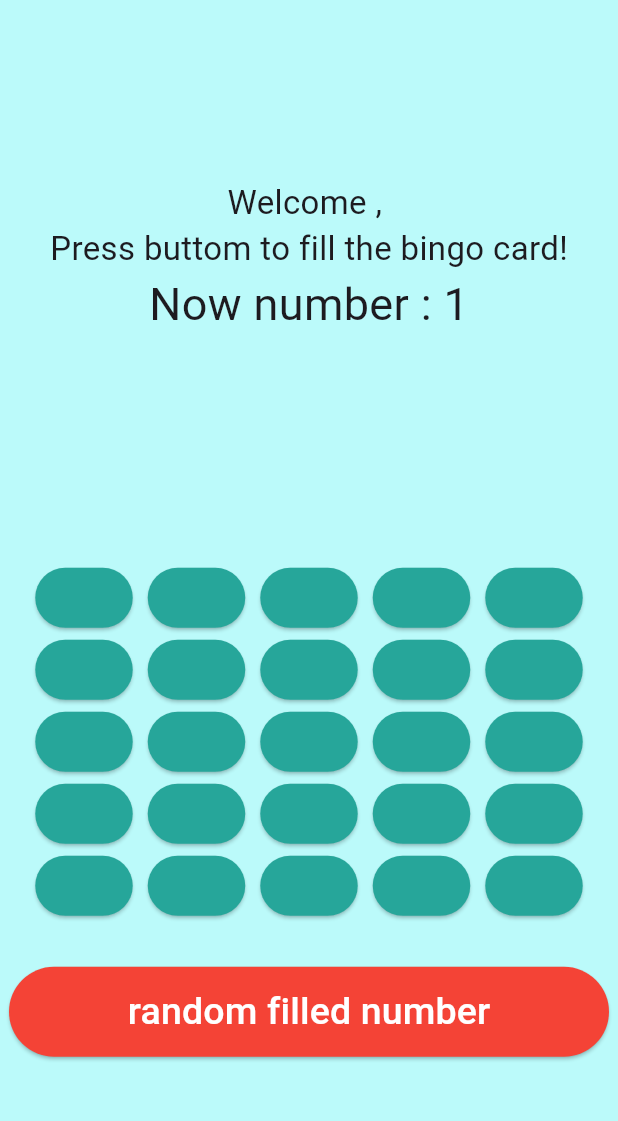
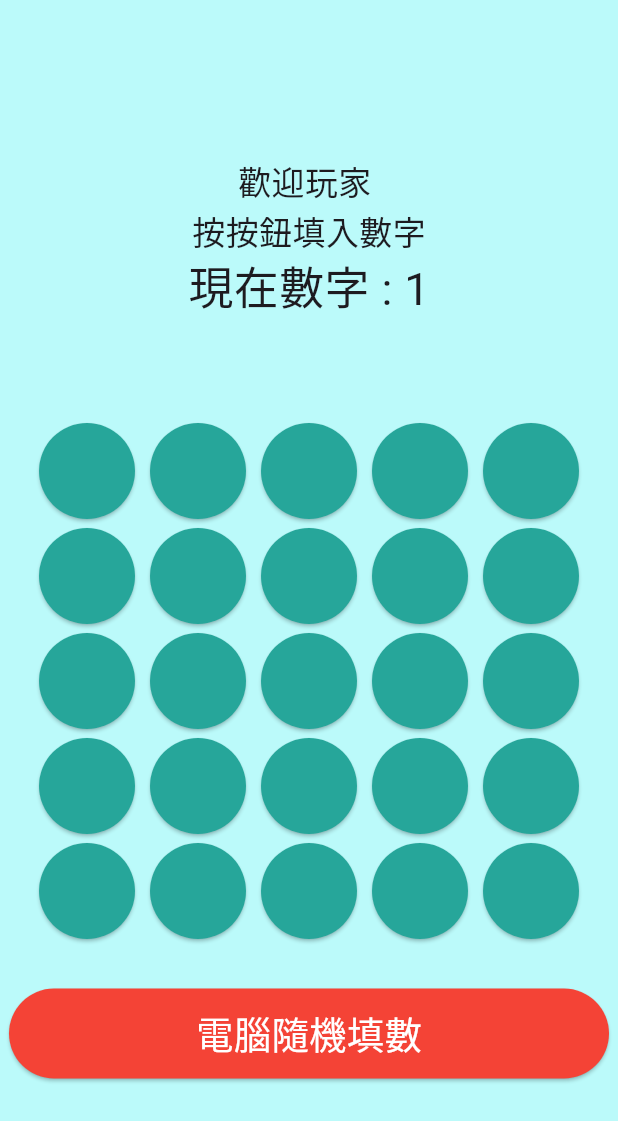
Before and after one commit to bsbacon0966/BingoGame_ver2, a Flutter app: the BeforePlay screen opened directly with empty values, on a phone screen of 412 x 824 dp. Shown: the top 1121 px of the screen. Run offline on Flutter 3.47's test engine with Material 3 defaults, Android fonts, the phone set to English and light mode, and no system bars; our stand-ins replace lottie, quickalert, socket_io_client; missing offline and left inert: socket_io_common.

Commit message:
update_lot_of_thing

```diff
--- a/lib/before_play.dart
+++ b/lib/before_play.dart
@@ -23,7 +23,8 @@ class _BeforePlayState extends State<BeforePlay> {
   Widget buildElevatedButton(int row, int col) {
     return ElevatedButton(
       style: ElevatedButton.styleFrom(
-        minimumSize: Size(65, 40),
+        shape: CircleBorder(),
+        padding: EdgeInsets.all(18),
         backgroundColor: buttonStates[row][col] ? Colors.red[300] : Colors.teal[400],
       ),
       onPressed: () {
@@ -39,7 +40,10 @@ class _BeforePlayState extends State<BeforePlay> {
       },
       child: Text(
         buttonText[row][col],
-        style: TextStyle(color: Colors.white),
+        style: TextStyle(
+            color: Colors.white ,
+            fontSize: 23
+        ),
       ),
     );
   }
@@ -53,6 +57,7 @@ class _BeforePlayState extends State<BeforePlay> {
         .settings
         .arguments as Map<String, dynamic>;
     final String username = element['username'];
+    final String language = element['language'];
     return Scaffold(
       body: Center(
         child: Column(
@@ -63,16 +68,16 @@ class _BeforePlayState extends State<BeforePlay> {
               child: Column(
                 mainAxisAlignment: MainAxisAlignment.center,
                 children: [
-                  Text('Welcome , ${username}',style: TextStyle(fontSize: 22.0)),
-                  Text('Press buttom to fill the bingo card!',style: TextStyle(fontSize: 22.0)),
-                  Text('Now number : ${number}',style: TextStyle(fontSize: 30.0)),
+                  Text(language == 'en' ? 'Welcome , ${username}' : '歡迎玩家 ${username}',style: TextStyle(fontSize: 22.0)),
+                  Text(language == 'en' ? 'Press buttom to fill the bingo card!' : '按按鈕填入數字',style: TextStyle(fontSize: 22.0)),
+                  Text(language == 'en' ? 'Now number : ${number}' : '現在數字 : ${number}',style: TextStyle(fontSize: 30.0)),
                 ],
               ),
             ),
-            SizedBox(height: 100),
+            SizedBox(height: 15),
             Visibility(
               visible: isFilled,
-              child:Text('Ready or not!',style: TextStyle(fontSize: 40.0)),
+              child:Text(language == 'en' ?'Ready or not!':'準備好了嗎?',style: TextStyle(fontSize: 40.0)),
             ),
             SizedBox(height: 50),
             for (int row = 0; row < 5; row++)
@@ -84,6 +89,7 @@ class _BeforePlayState extends State<BeforePlay> {
                       padding: EdgeInsets.symmetric(horizontal: buttonSpacing),
                       child: buildElevatedButton(row, col),
                     ),
+                  SizedBox(height: 70),
                 ],
               ),
             SizedBox(height: 30),
@@ -94,16 +100,21 @@ class _BeforePlayState extends State<BeforePlay> {
                     children: [
                       ElevatedButton(
                         onPressed: () {
-                          setState(() {
-                            Navigator.of(context).push(MaterialPageRoute(
-                              builder: (context) => PlayerPage(
-                                username: username,
-                                bingoCard: buttonText,
+                          Map<String, dynamic> data = {
+                            'username': username,
+                            'language': language,
+                            'buttomText':buttonText,
+                          };
+                          Navigator.of(context).push(
+                            MaterialPageRoute(
+                              builder: (context) => PlayerPage(),
+                              settings: RouteSettings(
+                                arguments: data,
                               ),
-                            ));
-                          });
+                            ),
+                          );
                         },
-                        child: Text('Ready!',style: TextStyle(fontSize: 30.0)),
+                        child: Text(language == 'en' ?'Ready!':'準備好了',style: TextStyle(fontSize: 30.0)),
                         style: ElevatedButton.styleFrom(
                           foregroundColor: Colors.white,
                           backgroundColor: Colors.red,
@@ -123,7 +134,7 @@ class _BeforePlayState extends State<BeforePlay> {
                             }
                           });
                         },
-                        child: Text('Reset the bingo card!',style: TextStyle(fontSize: 25.0)),
+                        child: Text(language == 'en' ?'Reset the bingo card!':'清空以重新填寫!',style: TextStyle(fontSize: 25.0)),
                         style: ElevatedButton.styleFrom(
                           foregroundColor: Colors.white,
                           backgroundColor: Colors.black12,
@@ -157,7 +168,7 @@ class _BeforePlayState extends State<BeforePlay> {
                         isFilled = true;
                       });
                     },
-                    child: Text('random filled number',style: TextStyle(fontSize: 25.0)),
+                    child: Text(language == 'en' ?'random filled number':'電腦隨機填數',style: TextStyle(fontSize: 25.0)),
                     style: ElevatedButton.styleFrom(
                       foregroundColor: Colors.white,
                       backgroundColor: Colors.red,
--- a/pubspec.yaml
+++ b/pubspec.yaml
@@ -47,7 +47,7 @@ dev_dependencies:
   # package. See that file for information about deactivating specific lint
   # rules and activating additional ones.
   flutter_lints: ^3.0.0
-
+  quickalert:
 # For information on the generic Dart part of this file, see the
 # following page: https://dart.dev/tools/pub/pubspec
 
```
Also changed, not shown: lib/HostPage.dart (+37 -19 lines), lib/PlayerPage.dart (+43 -22 lines), lib/main.dart (+55 -29 lines), pubspec.lock, 1 other file.
